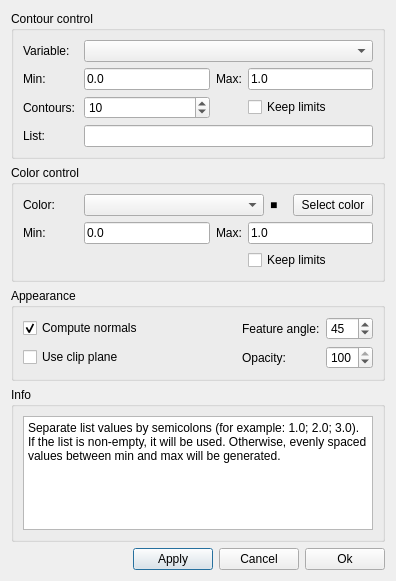
The window that ElmerGUI/Application/vtkpost/isosurface.ui (ElmerCSC/elmerfem) describes before a commit, drawn with Qt 5.
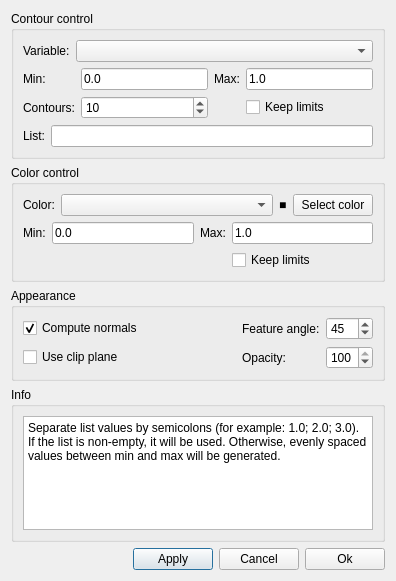
The same window after the commit. Icons and pictures are not drawn.

What changed in the file:
```diff
--- a/ElmerGUI/Application/vtkpost/isosurface.ui
+++ b/ElmerGUI/Application/vtkpost/isosurface.ui
@@ -26,18 +26,6 @@
        <layout class="QHBoxLayout" >
         <item>
          <widget class="QLabel" name="variableLabel" >
-          <property name="minimumSize" >
-           <size>
-            <width>55</width>
-            <height>0</height>
-           </size>
-          </property>
-          <property name="maximumSize" >
-           <size>
-            <width>50</width>
-            <height>16777215</height>
-           </size>
-          </property>
           <property name="text" >
            <string>Variable:</string>
           </property>
@@ -45,18 +33,12 @@
         </item>
         <item>
          <widget class="QComboBox" name="contoursCombo" >
-          <property name="minimumSize" >
-           <size>
-            <width>280</width>
-            <height>0</height>
-           </size>
-          </property>
-          <property name="maximumSize" >
-           <size>
-            <width>16777215</width>
-            <height>24</height>
-           </size>
-          </property>
+  <property name="sizePolicy">
+   <sizepolicy hsizetype="Expanding" vsizetype="Fixed">
+    <horstretch>0</horstretch>
+    <verstretch>0</verstretch>
+   </sizepolicy>
+  </property>
          </widget>
         </item>
        </layout>
@@ -72,12 +54,6 @@
         </item>
         <item row="0" column="1" >
          <widget class="QLineEdit" name="contoursMinEdit" >
-          <property name="maximumSize" >
-           <size>
-            <width>16777215</width>
-            <height>24</height>
-           </size>
-          </property>
           <property name="text" >
            <string>0.0</string>
           </property>
@@ -92,12 +68,6 @@
         </item>
         <item row="0" column="3" >
          <widget class="QLineEdit" name="contoursMaxEdit" >
-          <property name="maximumSize" >
-           <size>
-            <width>16777215</width>
-            <height>24</height>
-           </size>
-          </property>
           <property name="text" >
            <string>1.0</string>
           </property>
@@ -105,18 +75,6 @@
         </item>
         <item row="1" column="0" >
          <widget class="QLabel" name="contoursLabel" >
-          <property name="minimumSize" >
-           <size>
-            <width>55</width>
-            <height>0</height>
-           </size>
-          </property>
-          <property name="maximumSize" >
-           <size>
-            <width>16777215</width>
-            <height>16777215</height>
-           </size>
-          </property>
           <property name="text" >
            <string>Contours:</string>
           </property>
@@ -124,12 +82,6 @@
         </item>
         <item row="1" column="1" >
          <widget class="QSpinBox" name="contoursSpin" >
-          <property name="maximumSize" >
-           <size>
-            <width>16777215</width>
-            <height>24</height>
-           </size>
-          </property>
           <property name="minimum" >
            <number>1</number>
           </property>
@@ -154,12 +106,6 @@
        <layout class="QHBoxLayout" >
         <item>
          <widget class="QLabel" name="listLabel" >
-          <property name="minimumSize" >
-           <size>
-            <width>55</width>
-            <height>0</height>
-           </size>
-          </property>
           <property name="text" >
            <string>List:</string>
           </property>
@@ -167,12 +113,6 @@
         </item>
         <item>
          <widget class="QLineEdit" name="contourList" >
-          <property name="maximumSize" >
-           <size>
-            <width>16777215</width>
-            <height>24</height>
-           </size>
-          </property>
          </widget>
         </item>
        </layout>
@@ -190,18 +130,6 @@
        <layout class="QHBoxLayout" >
         <item>
          <widget class="QLabel" name="colorLabel" >
-          <property name="minimumSize" >
-           <size>
-            <width>55</width>
-            <height>0</height>
-           </size>
-          </property>
-          <property name="maximumSize" >
-           <size>
-            <width>50</width>
-            <height>16777215</height>
-           </size>
-          </property>
           <property name="text" >
            <string>Color:</string>
           </property>
@@ -209,18 +137,12 @@
         </item>
         <item>
          <widget class="QComboBox" name="colorCombo" >
-          <property name="minimumSize" >
-           <size>
-            <width>180</width>
-            <height>0</height>
-           </size>
-          </property>
-          <property name="maximumSize" >
-           <size>
-            <width>16777215</width>
-            <height>24</height>
-           </size>
-          </property>
+  <property name="sizePolicy">
+   <sizepolicy hsizetype="Expanding" vsizetype="Fixed">
+    <horstretch>0</horstretch>
+    <verstretch>0</verstretch>
+   </sizepolicy>
+  </property>
          </widget>
         </item>
 		<item>
@@ -243,12 +165,6 @@
        <layout class="QGridLayout" >
         <item row="0" column="0" >
          <widget class="QLabel" name="colorMinLabel" >
-          <property name="minimumSize" >
-           <size>
-            <width>55</width>
-            <height>0</height>
-           </size>
-          </property>
           <property name="text" >
            <string>Min:</string>
           </property>
@@ -256,12 +172,6 @@
         </item>
         <item row="0" column="1" >
          <widget class="QLineEdit" name="colorMinEdit" >
-          <property name="maximumSize" >
-           <size>
-            <width>16777215</width>
-            <height>24</height>
-           </size>
-          </property>
           <property name="text" >
            <string>0.0</string>
           </property>
@@ -276,12 +186,6 @@
         </item>
         <item row="0" column="3" >
          <widget class="QLineEdit" name="colorMaxEdit" >
-          <property name="maximumSize" >
-           <size>
-            <width>16777215</width>
-            <height>24</height>
-           </size>
-          </property>
           <property name="text" >
            <string>1.0</string>
           </property>
```
Left out of the diff: 12 changed lines with no effect on the pictures.
